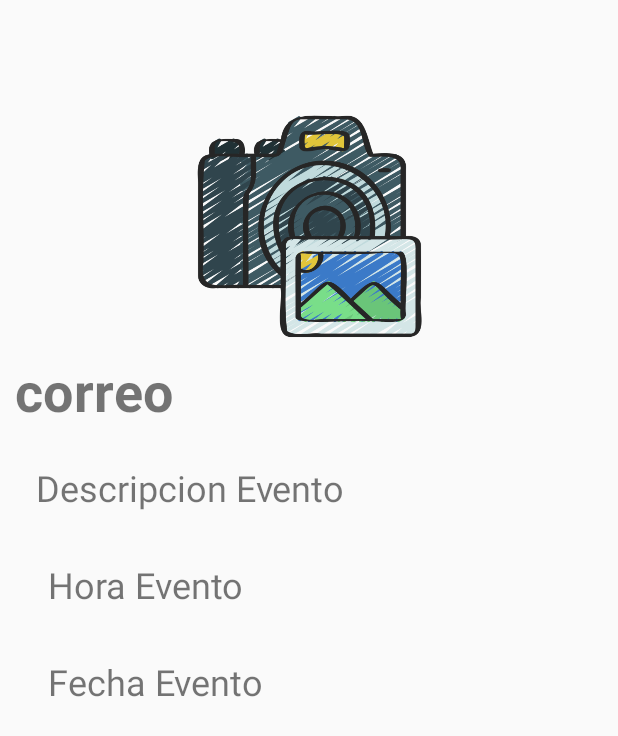
After one commit to cury009/AgendaFotografica, an Android app: the MostrarDetallesEventoActivity screen opened directly, with no data from a screen before it, on a phone screen of 412 x 824 dp. The commit adds this screen. Shown: the top 736 px of the screen. Run offline under Robolectric (Android 15) with nearby library versions, the phone set to English and light mode, and no system bars; 5 statements that could not run were skipped.

Commit message:
Sesion 16 19/02/2022 2h
Muestra datos en un Recyclerview en MostrarActivity (en un evento)

```diff
--- a/app/src/main/AndroidManifest.xml
+++ b/app/src/main/AndroidManifest.xml
@@ -11,6 +11,9 @@
         android:roundIcon="@mipmap/ic_launcher_round"
         android:supportsRtl="true"
         android:theme="@style/Theme.AgendaFotografica.NoActionBar">
+        <activity
+            android:name=".actividades.vistas.MostrarDetallesEventoActivity"
+            android:exported="true" />
         <activity
             android:name=".actividades.vistas.RegistrarActivity"
             android:exported="true" />
--- a/app/src/main/java/com/example/agendafotografica/actividades/vistas/InsertarActivity.java
+++ b/app/src/main/java/com/example/agendafotografica/actividades/vistas/InsertarActivity.java
@@ -141,7 +141,7 @@ public class InsertarActivity extends AppCompatActivity {
 
     //método botón volver
     public void volverbtn(View view) {
-        Toast.makeText(getApplicationContext(), "Iniciar Pantalla Mostrar", Toast.LENGTH_SHORT).show();
+        //.makeText(getApplicationContext(), "Iniciar Pantalla Mostrar", Toast.LENGTH_SHORT).show();
         Intent volver = new Intent(this, CalendarioActivity.class);
         startActivity(volver);
     }
--- a/app/src/main/java/com/example/agendafotografica/actividades/vistas/LoginActivity.java
+++ b/app/src/main/java/com/example/agendafotografica/actividades/vistas/LoginActivity.java
@@ -84,7 +84,7 @@ public class LoginActivity extends AppCompatActivity {
                             Toast.makeText(LoginActivity.this, "Exito!", Toast.LENGTH_SHORT).show();
                             FirebaseUser user = mAuth.getCurrentUser();
                             //updateUI(user);
-                            System.out.println("se ve?" + user.getEmail());
+                            //.out.println("se ve?" + user.getEmail());
                             //String correo_enviarLogin = edt_email.getText().toString();
                             //String correo_enviarLogin =user.getEmail(); //recoger email
                             //Usuario u = new Usuario(correo_enviarLogin); //Clase Usuario. Pasamos al constructor el string usuario para guardarlo.
--- /dev/null
+++ b/app/src/main/java/com/example/agendafotografica/actividades/vistas/MostrarDetallesEventoActivity.java
@@ -0,0 +1,38 @@
+package com.example.agendafotografica.actividades.vistas;
+
+import androidx.appcompat.app.AppCompatActivity;
+
+import android.content.Intent;
+import android.os.Bundle;
+import android.widget.TextView;
+
+import com.example.agendafotografica.R;
+import com.example.agendafotografica.actividades.clases.Evento;
+import com.example.agendafotografica.actividades.clases.EventoViewHolder;
+
+public class MostrarDetallesEventoActivity extends AppCompatActivity {
+
+    TextView txt_detalle_correoe = null;
+    TextView txt_detalle_descripcione = null;
+    TextView txt_detalle_horae = null;
+    TextView txt_detalle_fechae = null;
+    @Override
+    protected void onCreate(Bundle savedInstanceState) {
+        super.onCreate(savedInstanceState);
+        setContentView(R.layout.activity_mostrar_detalles_evento);
+        txt_detalle_correoe = findViewById(R.id.txt_detalle_nombree);
+        txt_detalle_descripcione = findViewById(R.id.txt_detalle_descripcione);
+        txt_detalle_horae = findViewById(R.id.txt_detalle_horae);
+        txt_detalle_fechae = findViewById(R.id.txt_detalle_fechae);
+        Intent intent = getIntent();
+        if(intent != null)
+        {
+            Evento e = (Evento) intent.getSerializableExtra(EventoViewHolder.EXTRA_OBJETO_EVENTO);
+            txt_detalle_correoe.setText(e.getCorreoUsuario());
+            txt_detalle_correoe.setText("correo: " + String.valueOf(e.getCorreoUsuario()));
+            txt_detalle_descripcione.setText("descripcion: " + String.valueOf(e.getDescripcionEvento()));
+            txt_detalle_horae.setText("hora: " + String.valueOf(e.getHoraSeleccionada()));
+            txt_detalle_fechae.setText("fecha: " + String.valueOf(e.getFecha_recibida()));
+        }
+    }
+}
--- a/app/src/main/res/layout/activity_login.xml
+++ b/app/src/main/res/layout/activity_login.xml
@@ -87,6 +87,7 @@
             android:ems="10"
             android:hint="Contraseña:"
             android:inputType="textPersonName"
+            android:password="true"
             tools:ignore="TouchTargetSizeCheck" />
 
     </androidx.cardview.widget.CardView>
--- /dev/null
+++ b/app/src/main/res/layout/activity_mostrar_detalles_evento.xml
@@ -0,0 +1,70 @@
+<?xml version="1.0" encoding="utf-8"?>
+<androidx.constraintlayout.widget.ConstraintLayout xmlns:android="http://schemas.android.com/apk/res/android"
+    xmlns:app="http://schemas.android.com/apk/res-auto"
+    xmlns:tools="http://schemas.android.com/tools"
+    android:layout_width="match_parent"
+    android:layout_height="match_parent"
+    tools:context=".actividades.vistas.MostrarDetallesEventoActivity">
+
+
+    <ImageView
+        android:id="@+id/img_detalle_evento"
+        android:layout_width="150dp"
+        android:layout_height="150dp"
+        android:layout_marginTop="76dp"
+        android:contentDescription="imagen detalle evento"
+        app:layout_constraintEnd_toEndOf="parent"
+        app:layout_constraintStart_toStartOf="parent"
+        app:layout_constraintTop_toTopOf="parent"
+        android:src="@drawable/fotografo" />
+
+    <TextView
+        android:id="@+id/txt_detalle_nombree"
+        android:layout_width="0dp"
+        android:layout_height="wrap_content"
+        android:layout_margin="10dp"
+        android:layout_marginStart="24dp"
+        android:layout_marginTop="32dp"
+        android:text="correo"
+        android:textSize="36sp"
+        android:textStyle="bold"
+        app:layout_constraintEnd_toEndOf="parent"
+        app:layout_constraintStart_toStartOf="parent"
+        app:layout_constraintTop_toBottomOf="@+id/img_detalle_evento" />
+
+
+    <TextView
+        android:id="@+id/txt_detalle_descripcione"
+        android:layout_width="0dp"
+        android:layout_height="wrap_content"
+        android:layout_marginStart="24dp"
+        android:layout_marginTop="24dp"
+        android:text="Descripcion Evento"
+        android:textSize="24sp"
+        app:layout_constraintStart_toStartOf="parent"
+        app:layout_constraintTop_toBottomOf="@+id/txt_detalle_nombree" />
+
+    <TextView
+        android:id="@+id/txt_detalle_horae"
+        android:layout_width="0dp"
+        android:layout_height="wrap_content"
+        android:layout_marginStart="32dp"
+        android:layout_marginTop="32dp"
+        android:text="Hora Evento"
+        android:textSize="24sp"
+        app:layout_constraintStart_toStartOf="parent"
+        app:layout_constraintTop_toBottomOf="@+id/txt_detalle_descripcione" />
+
+    <TextView
+        android:id="@+id/txt_detalle_fechae"
+        android:layout_width="0dp"
+        android:layout_height="32dp"
+        android:layout_marginStart="32dp"
+        android:layout_marginTop="32dp"
+        android:text="Fecha Evento"
+        android:textSize="24sp"
+        app:layout_constraintStart_toStartOf="parent"
+        app:layout_constraintTop_toBottomOf="@+id/txt_detalle_horae" />
+
+
+</androidx.constraintlayout.widget.ConstraintLayout>
--- a/app/src/main/res/layout/activity_registrar.xml
+++ b/app/src/main/res/layout/activity_registrar.xml
@@ -171,6 +171,7 @@
 
     </androidx.cardview.widget.CardView>
 
+    <!--
     <androidx.cardview.widget.CardView
         android:id="@+id/cardRol"
         android:layout_width="345dp"
@@ -206,7 +207,7 @@
         />
 
 
-    </androidx.cardview.widget.CardView>
+    </androidx.cardview.widget.CardView>-->
 
     <androidx.cardview.widget.CardView
         android:id="@+id/cardTelefono"
```
Also changed, not shown: app/src/main/java/com/example/agendafotografica/actividades/clases/EventoViewHolder.java (added, +49 -0 lines), app/src/main/java/com/example/agendafotografica/actividades/clases/ListaEventosAdapter.java (added, +88 -0 lines), app/src/main/java/com/example/agendafotografica/actividades/controladores/EventoController.java (+28 -0 lines), app/src/main/java/com/example/agendafotografica/actividades/modelos/EventoDB.java (+39 -0 lines), app/src/main/java/com/example/agendafotografica/actividades/tareas/TareaObtenerEventos.java (added, +16 -0 lines), app/src/main/java/com/example/agendafotografica/actividades/vistas/MostrarActivity.java (+38 -0 lines), app/src/main/java/com/example/agendafotografica/actividades/vistas/RegistrarActivity.java (+4 -4 lines), app/src/main/res/layout/activity_mostrar.xml (+65 -4 lines), app/src/main/res/layout/item_recyclerview_evento.xml (added, +53 -0 lines), app/src/main/res/drawable/fotografo.png (added).
